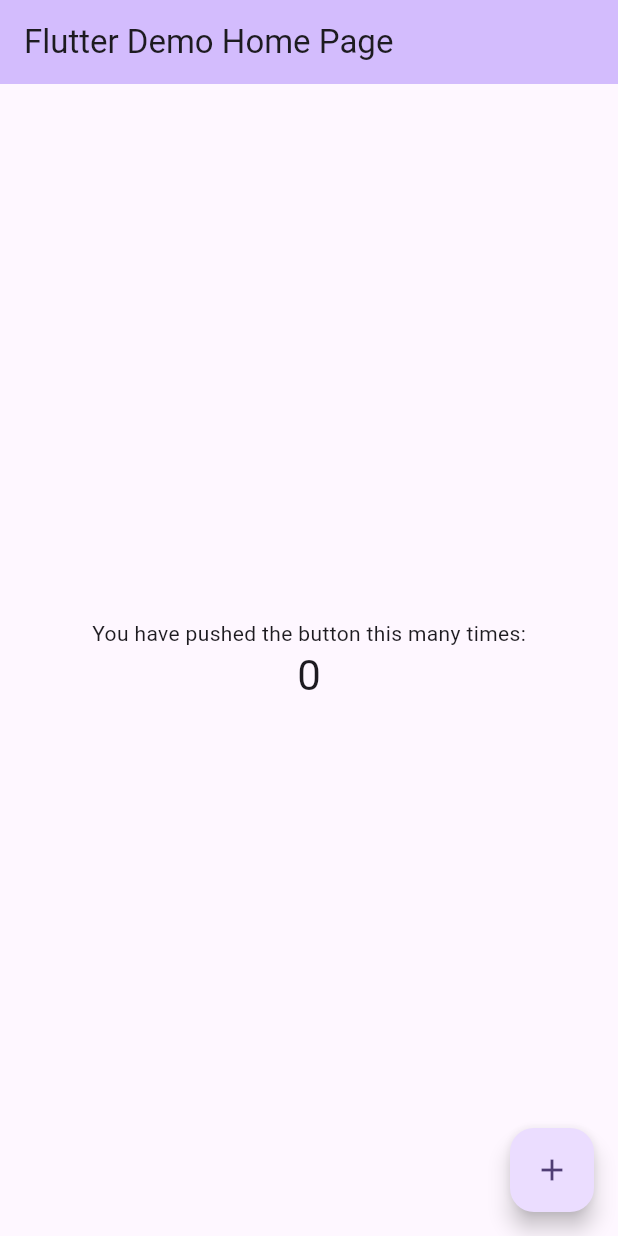
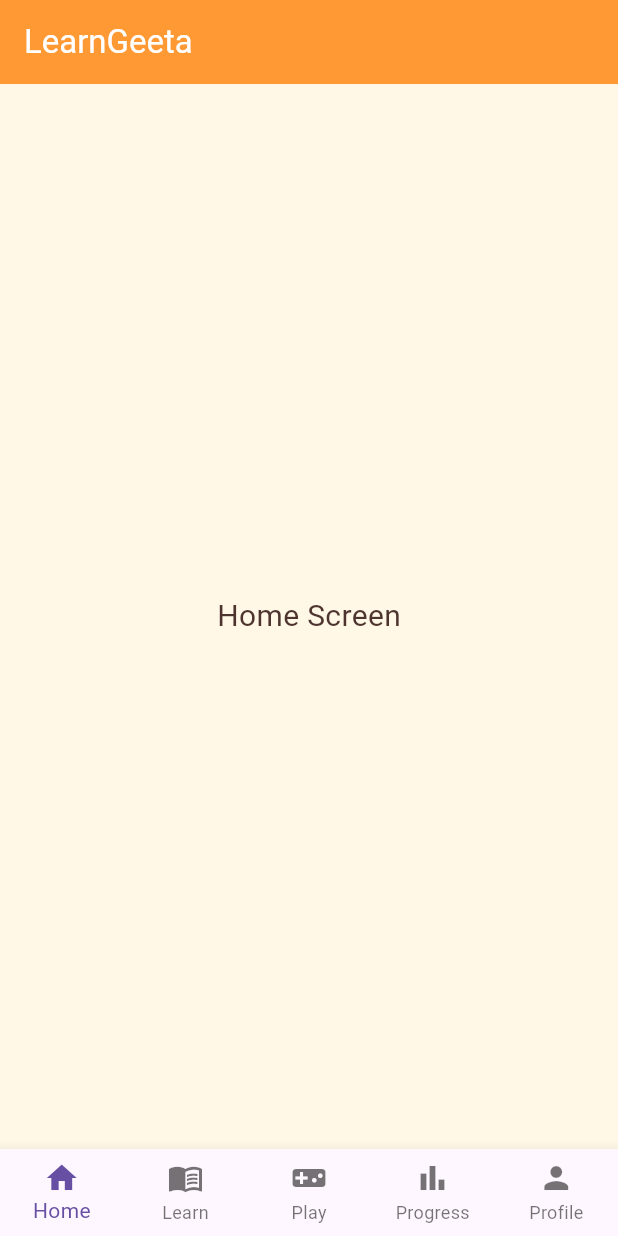
Before and after one commit to Tanvesh18/LearnGeeta, a Flutter app: the screen it shows after launch, on a phone screen of 412 x 824 dp. Run offline on Flutter 3.47's test engine with Material 3 defaults, Android fonts, the phone set to English and light mode, and no system bars.

Commit message:
initial project setup with navigation and app struc

```diff
--- /dev/null
+++ b/lib/core/constants/colors.dart
@@ -0,0 +1,9 @@
+import 'package:flutter/material.dart';
+
+class AppColors {
+  static const saffron = Color(0xFFFF9933);
+  static const gold = Color(0xFFE6B566);
+  static const cream = Color(0xFFFFF8E7);
+  static const deepBrown = Color(0xFF4E342E);
+  static const softGrey = Color(0xFFF5F5F5);
+}
--- /dev/null
+++ b/lib/core/theme/app_theme.dart
@@ -0,0 +1,29 @@
+import 'package:flutter/material.dart';
+import '../constants/colors.dart';
+
+class AppTheme {
+  static ThemeData lightTheme = ThemeData(
+    scaffoldBackgroundColor: AppColors.cream,
+    primaryColor: AppColors.saffron,
+
+    appBarTheme: const AppBarTheme(
+      backgroundColor: AppColors.saffron,
+      foregroundColor: Colors.white,
+      elevation: 0,
+    ),
+
+    textTheme: const TextTheme(
+      headlineLarge: TextStyle(
+        fontSize: 28,
+        fontWeight: FontWeight.bold,
+        color: AppColors.deepBrown,
+      ),
+      bodyMedium: TextStyle(
+        fontSize: 16,
+        color: AppColors.deepBrown,
+      ),
+    ),
+
+    useMaterial3: true,
+  );
+}
--- /dev/null
+++ b/lib/features/home/home_screen.dart
@@ -0,0 +1,18 @@
+import 'package:flutter/material.dart';
+
+class HomeScreen extends StatelessWidget {
+  const HomeScreen({super.key});
+
+  @override
+  Widget build(BuildContext context) {
+    return Scaffold(
+      appBar: AppBar(title: Text('LearnGeeta')),
+      body: Center(
+        child: Text(
+          'Home Screen',
+          style: TextStyle(fontSize: 20),
+        ),
+      ),
+    );
+  }
+}
--- /dev/null
+++ b/lib/features/learn/learn_screen.dart
@@ -0,0 +1,13 @@
+import 'package:flutter/material.dart';
+
+class LearnScreen extends StatelessWidget {
+  const LearnScreen({super.key});
+
+  @override
+  Widget build(BuildContext context) {
+    return Scaffold(
+      appBar: AppBar(title: Text('Learn')),
+      body: Center(child: Text('Learn Screen')),
+    );
+  }
+}
--- /dev/null
+++ b/lib/features/play/play_screen.dart
@@ -0,0 +1,13 @@
+import 'package:flutter/material.dart';
+
+class PlayScreen extends StatelessWidget {
+  const PlayScreen({super.key});
+
+  @override
+  Widget build(BuildContext context) {
+    return Scaffold(
+      appBar: AppBar(title: Text('Play')),
+      body: Center(child: Text('Play Screen')),
+    );
+  }
+}
--- /dev/null
+++ b/lib/features/profile/profile_screen.dart
@@ -0,0 +1,13 @@
+import 'package:flutter/material.dart';
+
+class ProfileScreen extends StatelessWidget {
+  const ProfileScreen({super.key});
+
+  @override
+  Widget build(BuildContext context) {
+    return Scaffold(
+      appBar: AppBar(title: Text('Profile')),
+      body: Center(child: Text('Profile Screen')),
+    );
+  }
+}
--- /dev/null
+++ b/lib/features/progress/progress_screen.dart
@@ -0,0 +1,13 @@
+import 'package:flutter/material.dart';
+
+class ProgressScreen extends StatelessWidget {
+  const ProgressScreen({super.key});
+
+  @override
+  Widget build(BuildContext context) {
+    return Scaffold(
+      appBar: AppBar(title: Text('Progress')),
+      body: Center(child: Text('Progress Screen')),
+    );
+  }
+}
--- a/lib/main.dart
+++ b/lib/main.dart
@@ -1,122 +1,21 @@
 import 'package:flutter/material.dart';
+import 'core/theme/app_theme.dart';
+import 'navigation/bottom_nav.dart';
 
 void main() {
-  runApp(const MyApp());
+  runApp(const LearnGeetaApp());
 }
 
-class MyApp extends StatelessWidget {
-  const MyApp({super.key});
+class LearnGeetaApp extends StatelessWidget {
+  const LearnGeetaApp({super.key});
 
-  // This widget is the root of your application.
   @override
   Widget build(BuildContext context) {
     return MaterialApp(
-      title: 'Flutter Demo',
-      theme: ThemeData(
-        // This is the theme of your application.
-        //
-        // TRY THIS: Try running your application with "flutter run". You'll see
-        // the application has a purple toolbar. Then, without quitting the app,
-        // try changing the seedColor in the colorScheme below to Colors.green
-        // and then invoke "hot reload" (save your changes or press the "hot
-        // reload" button in a Flutter-supported IDE, or press "r" if you used
-        // the command line to start the app).
-        //
-        // Notice that the counter didn't reset back to zero; the application
-        // state is not lost during the reload. To reset the state, use hot
-        // restart instead.
-        //
-        // This works for code too, not just values: Most code changes can be
-        // tested with just a hot reload.
-        colorScheme: .fromSeed(seedColor: Colors.deepPurple),
-      ),
-      home: const MyHomePage(title: 'Flutter Demo Home Page'),
+      title: 'LearnGeeta',
+      debugShowCheckedModeBanner: false,
+      theme: AppTheme.lightTheme,
+      home: const BottomNav(),
     );
   }
 }
-
-class MyHomePage extends StatefulWidget {
-  const MyHomePage({super.key, required this.title});
-
-  // This widget is the home page of your application. It is stateful, meaning
-  // that it has a State object (defined below) that contains fields that affect
-  // how it looks.
-
-  // This class is the configuration for the state. It holds the values (in this
-  // case the title) provided by the parent (in this case the App widget) and
-  // used by the build method of the State. Fields in a Widget subclass are
-  // always marked "final".
-
-  final String title;
-
-  @override
-  State<MyHomePage> createState() => _MyHomePageState();
-}
-
-class _MyHomePageState extends State<MyHomePage> {
-  int _counter = 0;
-
-  void _incrementCounter() {
-    setState(() {
-      // This call to setState tells the Flutter framework that something has
-      // changed in this State, which causes it to rerun the build method below
-      // so that the display can reflect the updated values. If we changed
-      // _counter without calling setState(), then the build method would not be
-      // called again, and so nothing would appear to happen.
-      _counter++;
-    });
-  }
-
-  @override
-  Widget build(BuildContext context) {
-    // This method is rerun every time setState is called, for instance as done
-    // by the _incrementCounter method above.
-    //
-    // The Flutter framework has been optimized to make rerunning build methods
-    // fast, so that you can just rebuild anything that needs updating rather
-    // than having to individually change instances of widgets.
-    return Scaffold(
-      appBar: AppBar(
-        // TRY THIS: Try changing the color here to a specific color (to
-        // Colors.amber, perhaps?) and trigger a hot reload to see the AppBar
-        // change color while the other colors stay the same.
-        backgroundColor: Theme.of(context).colorScheme.inversePrimary,
-        // Here we take the value from the MyHomePage object that was created by
-        // the App.build method, and use it to set our appbar title.
-        title: Text(widget.title),
-      ),
-      body: Center(
-        // Center is a layout widget. It takes a single child and positions it
-        // in the middle of the parent.
-        child: Column(
-          // Column is also a layout widget. It takes a list of children and
-          // arranges them vertically. By default, it sizes itself to fit its
-          // children horizontally, and tries to be as tall as its parent.
-          //
-          // Column has various properties to control how it sizes itself and
-          // how it positions its children. Here we use mainAxisAlignment to
-          // center the children vertically; the main axis here is the vertical
-          // axis because Columns are vertical (the cross axis would be
-          // horizontal).
-          //
-          // TRY THIS: Invoke "debug painting" (choose the "Toggle Debug Paint"
-          // action in the IDE, or press "p" in the console), to see the
-          // wireframe for each widget.
-          mainAxisAlignment: .center,
-          children: [
-            const Text('You have pushed the button this many times:'),
-            Text(
-              '$_counter',
-              style: Theme.of(context).textTheme.headlineMedium,
-            ),
-          ],
-        ),
-      ),
-      floatingActionButton: FloatingActionButton(
-        onPressed: _incrementCounter,
-        tooltip: 'Increment',
-        child: const Icon(Icons.add),
-      ),
-    );
-  }
-}
--- /dev/null
+++ b/lib/navigation/bottom_nav.dart
@@ -0,0 +1,46 @@
+import 'package:flutter/material.dart';
+import '../features/home/home_screen.dart';
+import '../features/learn/learn_screen.dart';
+import '../features/play/play_screen.dart';
+import '../features/progress/progress_screen.dart';
+import '../features/profile/profile_screen.dart';
+
+class BottomNav extends StatefulWidget {
+  const BottomNav({super.key});
+
+  @override
+  State<BottomNav> createState() => _BottomNavState();
+}
+
+class _BottomNavState extends State<BottomNav> {
+  int _currentIndex = 0;
+
+  final List<Widget> _screens = const [
+    HomeScreen(),
+    LearnScreen(),
+    PlayScreen(),
+    ProgressScreen(),
+    ProfileScreen(),
+  ];
+
+  @override
+  Widget build(BuildContext context) {
+    return Scaffold(
+      body: _screens[_currentIndex],
+      bottomNavigationBar: BottomNavigationBar(
+        currentIndex: _currentIndex,
+        onTap: (index) {
+          setState(() => _currentIndex = index);
+        },
+        type: BottomNavigationBarType.fixed,
+        items: const [
+          BottomNavigationBarItem(icon: Icon(Icons.home), label: 'Home'),
+          BottomNavigationBarItem(icon: Icon(Icons.menu_book), label: 'Learn'),
+          BottomNavigationBarItem(icon: Icon(Icons.videogame_asset), label: 'Play'),
+          BottomNavigationBarItem(icon: Icon(Icons.bar_chart), label: 'Progress'),
+          BottomNavigationBarItem(icon: Icon(Icons.person), label: 'Profile'),
+        ],
+      ),
+    );
+  }
+}
```
Also changed, not shown: pubspec.lock.
